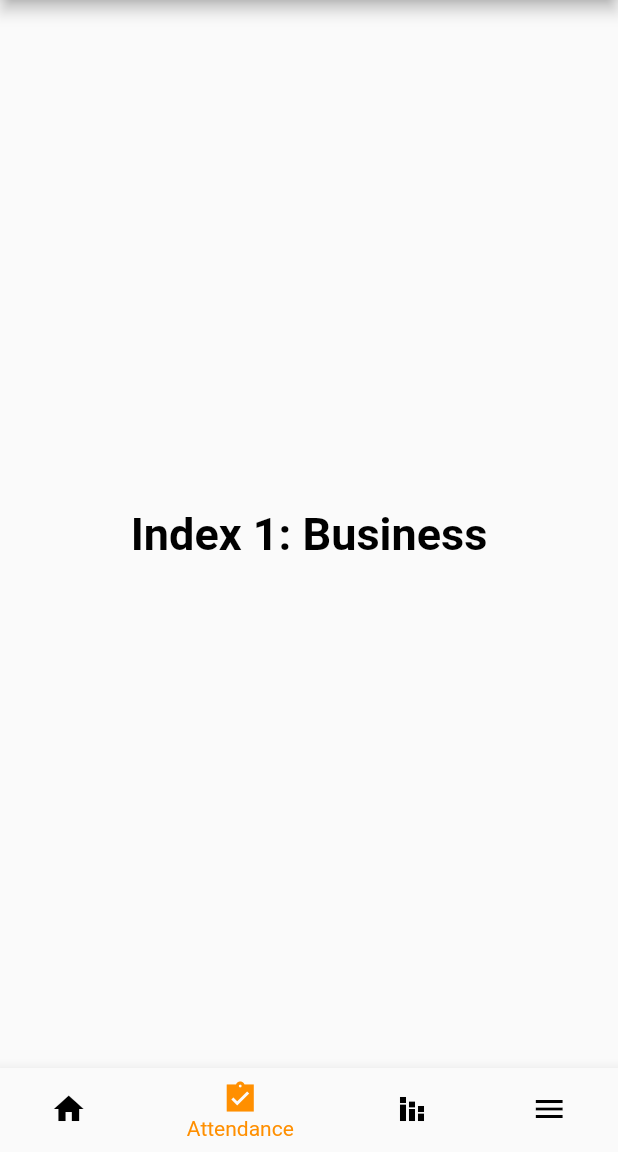
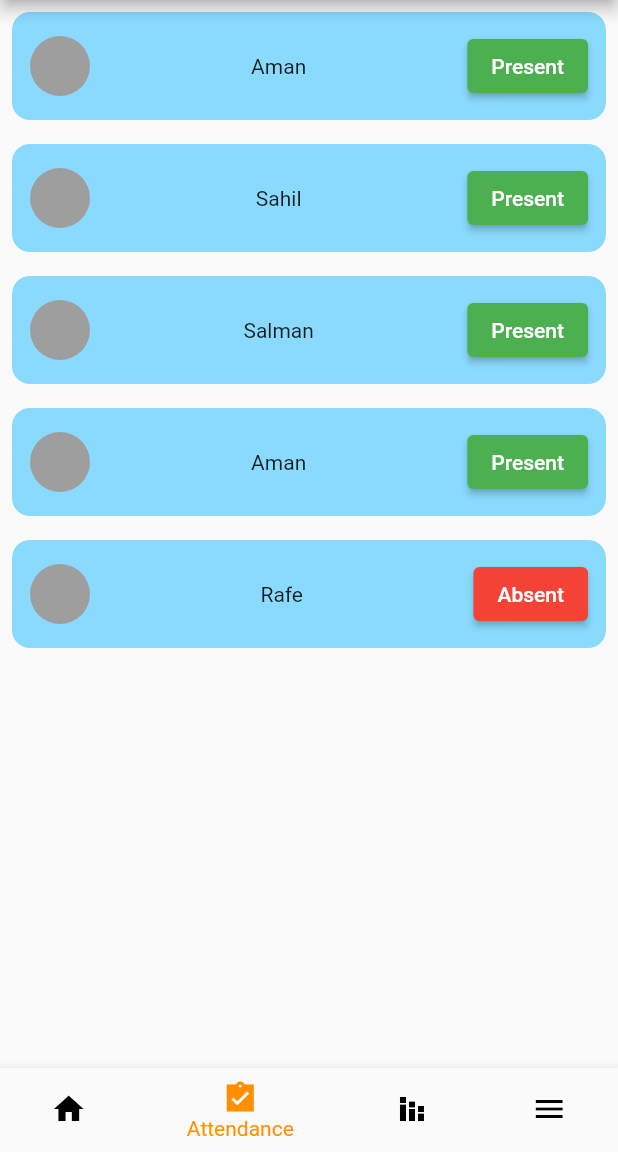
Before and after one commit to SEM-6-MP2-0/Attendence-App, a Flutter app: the screen it shows after launch, item 2 of the bottom bar chosen, on a phone screen of 412 x 824 dp, the part 84-1236 px from its top. Run offline on Flutter 3.47's test engine with Material 2 defaults, Android fonts, the phone set to English and light mode, and no system bars; our stand-ins replace google_fonts.

Commit message:
Attendance and stats

```diff
--- /dev/null
+++ b/lib/Models/attendance.dart
@@ -0,0 +1,17 @@
+class AttendanceModel{
+  final String name;
+  final String prn;
+  final String url;
+  bool isPresent;
+
+  AttendanceModel( {
+    required this.isPresent,
+    required this.name,
+    required this.prn,
+    required this.url,
+  });
+
+  changeStatus(){
+    isPresent = !isPresent;
+  }
+}
--- /dev/null
+++ b/lib/Pages/attendance.dart
@@ -0,0 +1,73 @@
+import 'package:flutter/material.dart';
+
+import '../Models/attendance.dart';
+import '../attendancelist.dart';
+
+class AttendancePage extends StatefulWidget {
+  const AttendancePage({super.key});
+
+  @override
+  State<AttendancePage> createState() => _AttendancePageState();
+}
+
+class _AttendancePageState extends State<AttendancePage> {
+  @override
+  Widget build(BuildContext context) {
+    return Scaffold(
+      appBar: AppBar(title: const Text("Attendance")),
+      body: ListView.builder(
+        itemBuilder: (context, index) =>
+            AttendanceTile(idx: index, onTap: onTap),
+        itemCount: mapList.length,
+      ),
+    );
+  }
+
+  onTap(int idx) {
+    setState(() {
+      mapList[idx].changeStatus();
+    });
+  }
+}
+
+class AttendanceTile extends StatelessWidget {
+  const AttendanceTile({super.key, required this.idx, required this.onTap});
+
+  final int idx;
+  final Function(int idx) onTap;
+
+  @override
+  Widget build(BuildContext context) {
+    AttendanceModel student = mapList[idx];
+    return Padding(
+      padding: const EdgeInsets.all(8.0),
+      child: Container(
+        decoration: BoxDecoration(
+          borderRadius: BorderRadius.circular(12),
+          color: Colors.lightBlueAccent.withOpacity(0.6),
+        ),
+        padding: const EdgeInsets.all(12.0),
+        child: Row(
+          mainAxisAlignment: MainAxisAlignment.spaceBetween,
+          children: [
+            CircleAvatar(
+              backgroundColor: Colors.grey,
+              // child: Image.network(student.url),
+            ),
+            Text(student.name),
+            ElevatedButton(
+              style: ButtonStyle(
+                backgroundColor: MaterialStateProperty.all(
+                    student.isPresent ? Colors.green : Colors.red),
+              ),
+              onPressed: () {
+                onTap(idx);
+              },
+              child: Text(student.isPresent ? "Present" : "Absent"),
+            )
+          ],
+        ),
+      ),
+    );
+  }
+}
--- /dev/null
+++ b/lib/attendancelist.dart
@@ -0,0 +1,9 @@
+import 'Models/attendance.dart';
+
+final List<AttendanceModel> mapList = [
+  AttendanceModel(name: "Aman", prn: "120A3038", url: "", isPresent: true),
+  AttendanceModel(name: "Sahil", prn: "120A3039", url: "", isPresent: true),
+  AttendanceModel(name: "Salman", prn: "120A3040", url: "", isPresent: true),
+  AttendanceModel(name: "Aman", prn: "120A3031", url: "", isPresent: true),
+  AttendanceModel(name: "Rafe", prn: "120A3032", url: "", isPresent: false),
+];
--- a/lib/main.dart
+++ b/lib/main.dart
@@ -1,6 +1,8 @@
 import 'package:flutter/material.dart';
 
+import 'Pages/attendance.dart';
 import 'Pages/home.dart';
+import 'Pages/stats.dart';
 import 'Styles/colors.dart';
 import 'Styles/textstyles.dart';
 
@@ -35,14 +37,8 @@ class _MainPageState extends State<MainPage> {
   int _selectedIndex = 0;
   static const List<Widget> _widgetOptions = [
     HomePage(),
-    Text(
-      'Index 1: Business',
-      style: CusTextStyle.big,
-    ),
-    Text(
-      'Index 2: Stats',
-      style: CusTextStyle.big,
-    ),
+    AttendancePage(),
+    StatsPage(),
     Text(
       'Index 3: More',
       style: CusTextStyle.big,
@@ -58,9 +54,6 @@ class _MainPageState extends State<MainPage> {
   @override
   Widget build(BuildContext context) {
     return Scaffold(
-      appBar: AppBar(
-        title: const Text('Attendance'),
-      ),
       body: Center(
         child: _widgetOptions.elementAt(_selectedIndex),
       ),
```
Also changed, not shown: lib/Models/stats.dart (added, +9 -0 lines), lib/Pages/home.dart (+17 -2 lines), lib/Pages/stats.dart (added, +112 -0 lines), lib/Pages/takeAttendence.dart (added, +67 -0 lines), lib/statlist.dart (added, +44 -0 lines).
